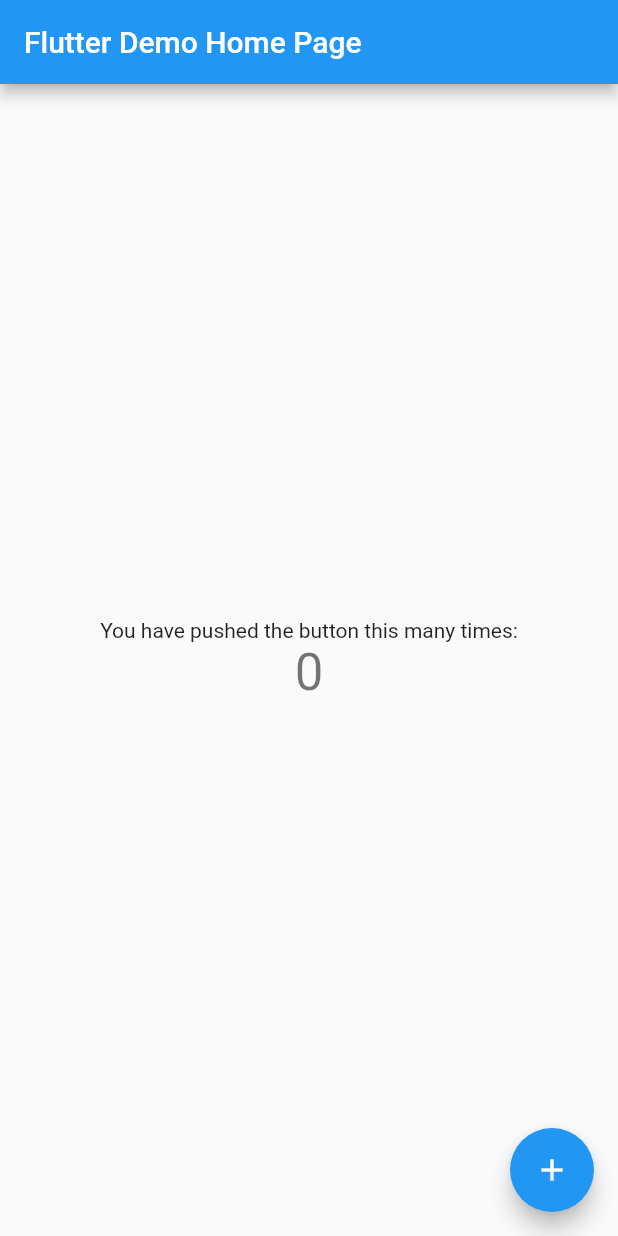
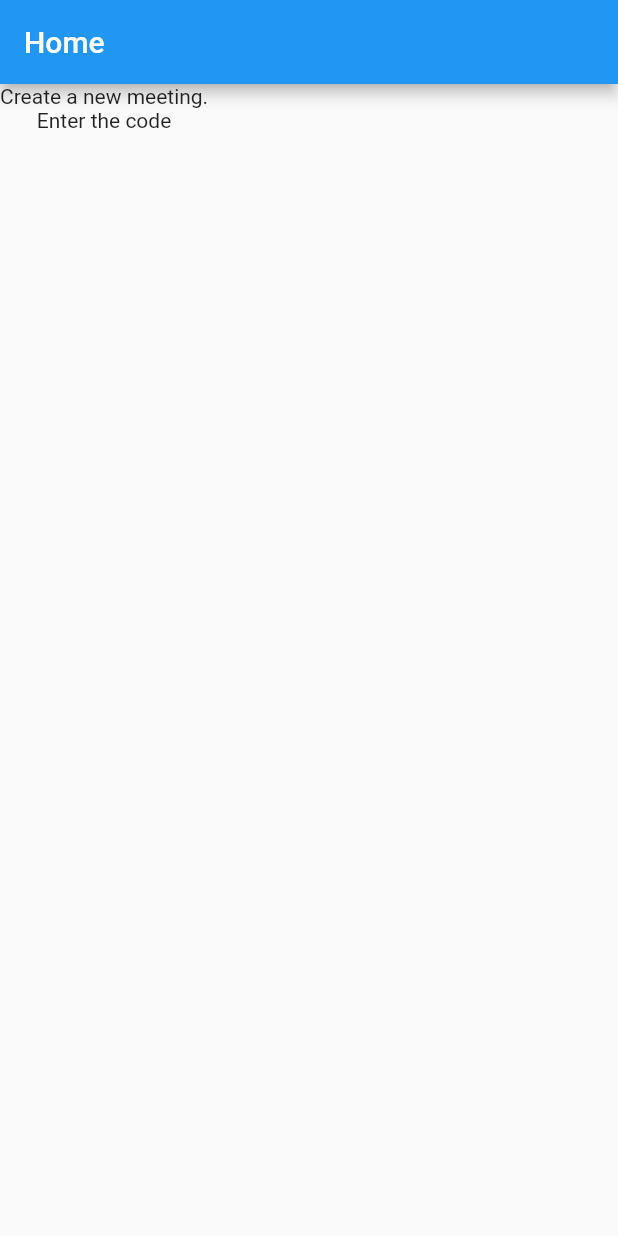
Before and after one commit to wasimk1501/Video_Conferencing_-_Messaging, a Flutter app: the screen it shows after launch, on a phone screen of 412 x 824 dp. Run offline on Flutter 3.47's test engine with Material 2 defaults, Android fonts, the phone set to English and light mode, and no system bars.

Commit message:
third commit

```diff
--- a/lib/main.dart
+++ b/lib/main.dart
@@ -1,4 +1,5 @@
 import 'package:flutter/material.dart';
+import 'package:video_conferencing/screens/home_screen.dart';
 
 void main() {
   runApp(const MyApp());
@@ -11,7 +12,7 @@ class MyApp extends StatelessWidget {
   @override
   Widget build(BuildContext context) {
     return MaterialApp(
-      title: 'Flutter Demo',
+      title: 'Video Conferencing App',
       theme: ThemeData(
         // This is the theme of your application.
         //
@@ -24,92 +25,7 @@ class MyApp extends StatelessWidget {
         // is not restarted.
         primarySwatch: Colors.blue,
       ),
-      home: const MyHomePage(title: 'Flutter Demo Home Page'),
+      home: const HomeScreen(),
     );
   }
 }
-
-class MyHomePage extends StatefulWidget {
-  const MyHomePage({super.key, required this.title});
-
-  // This widget is the home page of your application. It is stateful, meaning
-  // that it has a State object (defined below) that contains fields that affect
-  // how it looks.
-
-  // This class is the configuration for the state. It holds the values (in this
-  // case the title) provided by the parent (in this case the App widget) and
-  // used by the build method of the State. Fields in a Widget subclass are
-  // always marked "final".
-
-  final String title;
-
-  @override
-  State<MyHomePage> createState() => _MyHomePageState();
-}
-
-class _MyHomePageState extends State<MyHomePage> {
-  int _counter = 0;
-
-  void _incrementCounter() {
-    setState(() {
-      // This call to setState tells the Flutter framework that something has
-      // changed in this State, which causes it to rerun the build method below
-      // so that the display can reflect the updated values. If we changed
-      // _counter without calling setState(), then the build method would not be
-      // called again, and so nothing would appear to happen.
-      _counter++;
-    });
-  }
-
-  @override
-  Widget build(BuildContext context) {
-    // This method is rerun every time setState is called, for instance as done
-    // by the _incrementCounter method above.
-    //
-    // The Flutter framework has been optimized to make rerunning build methods
-    // fast, so that you can just rebuild anything that needs updating rather
-    // than having to individually change instances of widgets.
-    return Scaffold(
-      appBar: AppBar(
-        // Here we take the value from the MyHomePage object that was created by
-        // the App.build method, and use it to set our appbar title.
-        title: Text(widget.title),
-      ),
-      body: Center(
-        // Center is a layout widget. It takes a single child and positions it
-        // in the middle of the parent.
-        child: Column(
-          // Column is also a layout widget. It takes a list of children and
-          // arranges them vertically. By default, it sizes itself to fit its
-          // children horizontally, and tries to be as tall as its parent.
-          //
-          // Invoke "debug painting" (press "p" in the console, choose the
-          // "Toggle Debug Paint" action from the Flutter Inspector in Android
-          // Studio, or the "Toggle Debug Paint" command in Visual Studio Code)
-          // to see the wireframe for each widget.
-          //
-          // Column has various properties to control how it sizes itself and
-          // how it positions its children. Here we use mainAxisAlignment to
-          // center the children vertically; the main axis here is the vertical
-          // axis because Columns are vertical (the cross axis would be
-          // horizontal).
-          mainAxisAlignment: MainAxisAlignment.center,
-          children: <Widget>[
-            const Text(
-              'You have pushed the button this many times:',
-            ),
-            Text(
-              '$_counter',
-              style: Theme.of(context).textTheme.headlineMedium,
-            ),
-          ],
-        ),
-      ),
-      floatingActionButton: FloatingActionButton(
-        onPressed: _incrementCounter,
-        tooltip: 'Increment',
-        child: const Icon(Icons.add),
-      ), // This trailing comma makes auto-formatting nicer for build methods.
-    );
-  }
-}
--- /dev/null
+++ b/lib/screens/home_screen.dart
@@ -0,0 +1,20 @@
+import 'package:flutter/material.dart';
+
+class HomeScreen extends StatelessWidget {
+  const HomeScreen({super.key});
+
+  @override
+  Widget build(BuildContext context) {
+    return Scaffold(
+      appBar: AppBar(
+        title: const Text("Home"),
+      ),
+      body: Column(
+        children: [
+          Container(child: Text("Create a new meeting.")),
+          Container(child: Text("Enter the code")),
+        ],
+      ),
+    );
+  }
+}
```
